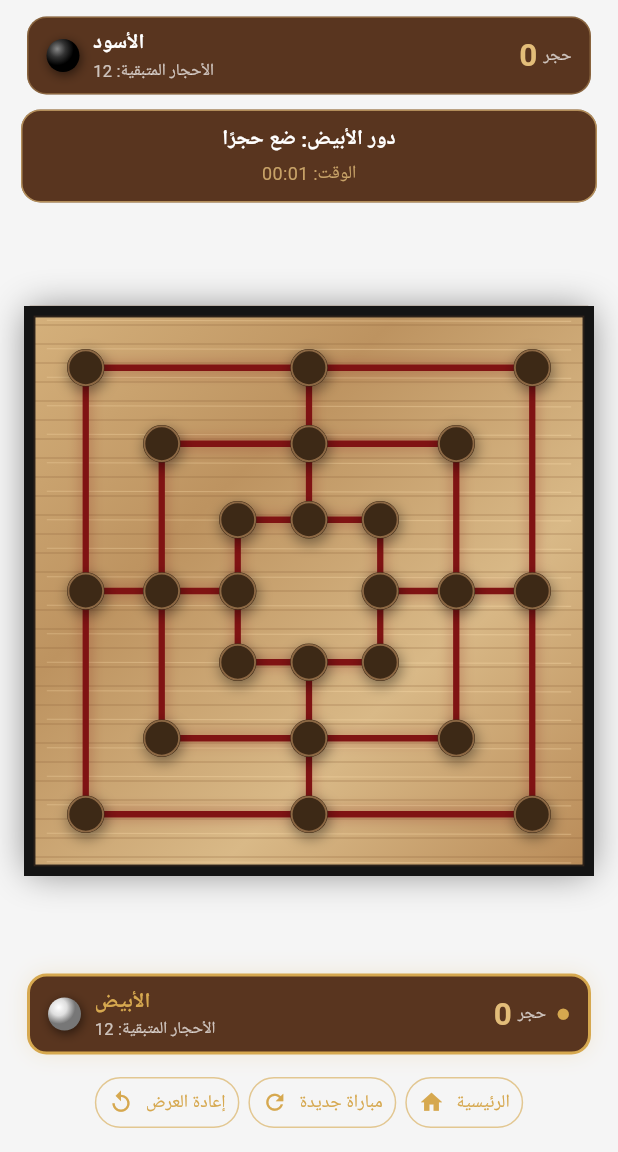
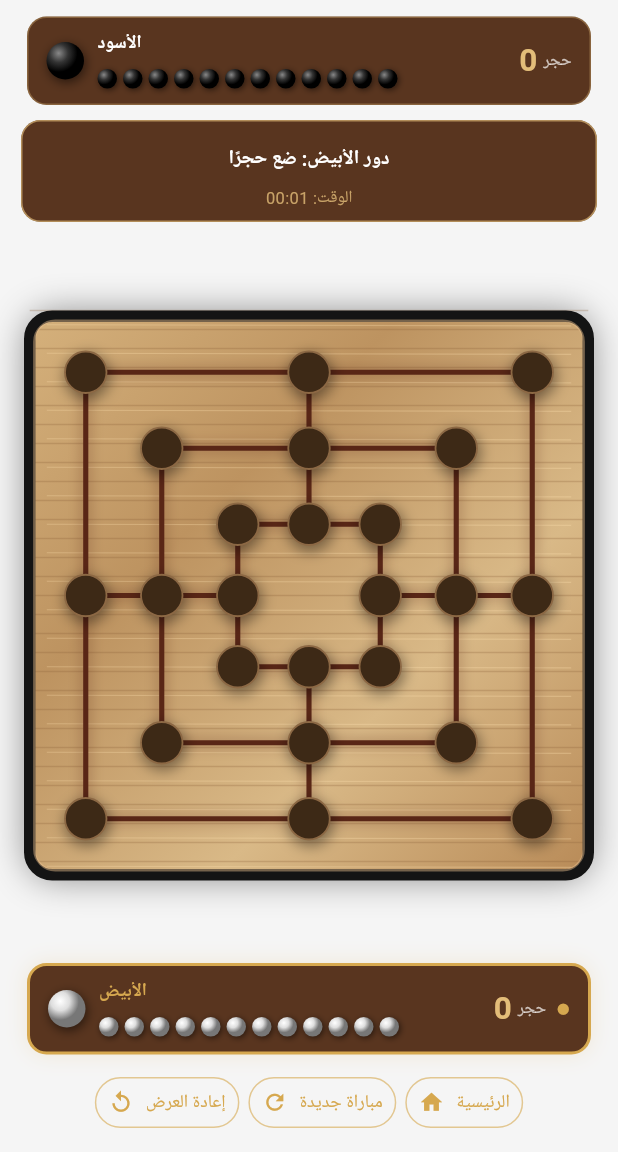
Before and after one commit to 5-boopfav/bahmad-thabet, a Flutter app: the screen it shows after launch, after a tap on "لاعبان على نفس الجهاز", on a phone screen of 412 x 824 dp, the part 84-1236 px from its top. Run offline on Flutter 3.47's test engine with Material 3 defaults, Android fonts, the phone set to English and light mode, and no system bars.

Commit message:
Update game page layout and styling
Refactor UI elements and improve layout responsiveness.

```diff
--- a/lib/main.dart
+++ b/lib/main.dart
@@ -572,7 +572,6 @@ class GamePage extends StatefulWidget {
 class _GamePageState extends State<GamePage> {
   static int nextStarter = 1;
 
-  // إحداثيات مطابقة لتصميم HTML المعتمد.
   final List<Offset> points = const [
     Offset(65 / 600, 65 / 600),
     Offset(300 / 600, 65 / 600),
@@ -1354,6 +1353,8 @@ class _GamePageState extends State<GamePage> {
                   player: 2,
                   active: turn == 2,
                 ),
+
+                // مساحة ثابتة تمنع اهتزاز اللوحة عند تغير رسالة الدور.
                 Padding(
                   padding: const EdgeInsets.symmetric(
                     horizontal: 14,
@@ -1361,9 +1362,10 @@ class _GamePageState extends State<GamePage> {
                   ),
                   child: Container(
                     width: double.infinity,
+                    height: 68,
                     padding: const EdgeInsets.symmetric(
                       horizontal: 12,
-                      vertical: 9,
+                      vertical: 6,
                     ),
                     decoration: BoxDecoration(
                       color: t.wood,
@@ -1371,28 +1373,42 @@ class _GamePageState extends State<GamePage> {
                       border: Border.all(color: t.lines.withOpacity(.65)),
                     ),
                     child: Column(
+                      mainAxisAlignment: MainAxisAlignment.center,
                       children: [
-                        Text(
-                          status,
-                          textAlign: TextAlign.center,
-                          style: const TextStyle(
-                            fontWeight: FontWeight.bold,
-                            fontSize: 14,
-                            color: Colors.white,
+                        SizedBox(
+                          height: 36,
+                          child: Center(
+                            child: AnimatedSwitcher(
+                              duration: const Duration(milliseconds: 220),
+                              switchInCurve: Curves.easeOutCubic,
+                              switchOutCurve: Curves.easeInCubic,
+                              child: Text(
+                                status,
+                                key: ValueKey(status),
+                                maxLines: 2,
+                                overflow: TextOverflow.ellipsis,
+                                textAlign: TextAlign.center,
+                                style: const TextStyle(
+                                  fontWeight: FontWeight.bold,
+                                  fontSize: 13,
+                                  color: Colors.white,
+                                ),
+                              ),
+                            ),
                           ),
                         ),
-                        const SizedBox(height: 3),
                         Text(
                           'الوقت: ${_formatTime()}',
                           style: TextStyle(
                             color: t.lines.withOpacity(.8),
-                            fontSize: 12,
+                            fontSize: 11,
                           ),
                         ),
                       ],
                     ),
                   ),
                 ),
+
                 Expanded(
                   child: Center(
                     child: SizedBox(
@@ -1402,6 +1418,7 @@ class _GamePageState extends State<GamePage> {
                     ),
                   ),
                 ),
+
                 _playerPanel(
                   label: 'الأبيض',
                   count: playerCount,
@@ -1409,6 +1426,7 @@ class _GamePageState extends State<GamePage> {
                   player: 1,
                   active: turn == 1,
                 ),
+
                 if (replayMode)
                   Row(
                     mainAxisAlignment: MainAxisAlignment.center,
@@ -1442,6 +1460,7 @@ class _GamePageState extends State<GamePage> {
                       ),
                     ],
                   ),
+
                 Padding(
                   padding: const EdgeInsets.fromLTRB(8, 5, 8, 9),
                   child: Wrap(
@@ -1564,10 +1583,12 @@ class _GamePageState extends State<GamePage> {
         board[i] == turn &&
         !(widget.computerMode && turn == 2);
 
-    final stoneSize = size * .064;
+    // قطر الحجر 7.6% من عرض اللوحة.
+    final stoneSize = size * .076;
 
     final stone = AnimatedContainer(
-      duration: const Duration(milliseconds: 220),
+      duration: const Duration(milliseconds: 320),
+      curve: Curves.easeOutCubic,
       width: stoneSize,
       height: stoneSize,
       decoration: BoxDecoration(
@@ -1579,8 +1600,8 @@ class _GamePageState extends State<GamePage> {
                 colors: [
                   Color(0xffffffff),
                   Color(0xfff2f2f2),
-                  Color(0xffc4c4c4),
-                  Color(0xff808080),
+                  Color(0xffc2c2c2),
+                  Color(0xff8c8c8c),
                 ],
                 stops: [0, .3, .68, 1],
               )
@@ -1726,10 +1747,11 @@ class _GamePageState extends State<GamePage> {
     required bool active,
   }) {
     final t = widget.theme;
+    final remaining = (12 - placed).clamp(0, 12);
 
     return Container(
       margin: const EdgeInsets.symmetric(horizontal: 18, vertical: 3),
-      padding: const EdgeInsets.symmetric(horizontal: 12, vertical: 7),
+      padding: const EdgeInsets.symmetric(horizontal: 12, vertical: 8),
       decoration: BoxDecoration(
         color: t.wood,
         borderRadius: BorderRadius.circular(13),
@@ -1748,24 +1770,58 @@ class _GamePageState extends State<GamePage> {
       ),
       child: Row(
         children: [
-          _playerBall(player, 22),
+          _playerBall(player, 25),
           const SizedBox(width: 9),
           Expanded(
             child: Column(
               crossAxisAlignment: CrossAxisAlignment.start,
+              mainAxisSize: MainAxisSize.min,
               children: [
                 Text(
                   label,
                   style: TextStyle(
                     fontWeight: FontWeight.bold,
                     color: active ? t.accent : Colors.white,
+                    fontSize: 12,
                   ),
                 ),
-                Text(
-                  'الأحجار المتبقية: ${12 - placed}',
-                  style: const TextStyle(
-                    fontSize: 11,
-                    color: Colors.white70,
+                const SizedBox(height: 7),
+
+                // الأحجار المتبقية تظهر ككرات فعلية بدل النص.
+                SizedBox(
+                  height: 17,
+                  child: LayoutBuilder(
+                    builder: (context, constraints) {
+                      const ballSize = 13.0;
+                      const spacing = 4.0;
+
+                      final available = constraints.maxWidth;
+                      final totalWidth = 12 * ballSize + 11 * spacing;
+                      final scale = totalWidth > available
+                          ? available / totalWidth
+                          : 1.0;
+
+                      final actualBall = ballSize * scale;
+                      final actualSpacing = spacing * scale;
+
+                      return Row(
+                        mainAxisSize: MainAxisSize.min,
+                        children: List.generate(12, (index) {
+                          final visible = index < remaining;
+
+                          return Padding(
+                            padding: EdgeInsets.only(
+                              right: index == 11 ? 0 : actualSpacing,
+                            ),
+                            child: AnimatedOpacity(
+                              opacity: visible ? 1 : 0.12,
+                              duration: const Duration(milliseconds: 250),
+                              child: _playerBall(player, actualBall),
+                            ),
+                          );
+                        }),
+                      );
+                    },
                   ),
                 ),
               ],
@@ -1816,11 +1872,11 @@ class _GamePageState extends State<GamePage> {
                   Colors.black,
                 ],
               ),
-        boxShadow: const [
+        boxShadow: [
           BoxShadow(
-            color: Colors.black54,
-            blurRadius: 5,
-            offset: Offset(1, 2),
+            color: Colors.black.withOpacity(.55),
+            blurRadius: size * .22,
+            offset: Offset(1, size * .08),
           ),
         ],
       ),
@@ -1861,18 +1917,16 @@ class BoardPainter extends CustomPainter {
   void paint(Canvas canvas, Size size) {
     final rect = Offset.zero & size;
 
-    // ظل اللوحة.
     canvas.drawRRect(
       RRect.fromRectAndRadius(
         rect.deflate(2),
-        const Radius.circular(6),
+        const Radius.circular(18),
       ),
       Paint()
         ..color = Colors.black.withOpacity(.45)
         ..maskFilter = const MaskFilter.blur(BlurStyle.normal, 12),
     );
 
-    // خلفية الخشب وعروقه.
     final boardRect = rect.deflate(3);
 
     final woodPaint = Paint()
@@ -1887,7 +1941,13 @@ class BoardPainter extends CustomPainter {
         ],
       ).createShader(boardRect);
 
-    canvas.drawRect(boardRect, woodPaint);
+    canvas.drawRRect(
+      RRect.fromRectAndRadius(
+        boardRect,
+        const Radius.circular(16),
+      ),
+      woodPaint,
+    );
 
     final grainPaint = Paint()
       ..color = const Color(0xff8b6038).withOpacity(.28)
@@ -1915,25 +1975,26 @@ class BoardPainter extends CustomPainter {
       );
     }
 
-    // الإطار الخارجي الأسود.
-    canvas.drawRect(
-      rect.deflate(size.width * .01),
+    canvas.drawRRect(
+      RRect.fromRectAndRadius(
+        rect.deflate(size.width * .01),
+        const Radius.circular(15),
+      ),
       Paint()
         ..color = const Color(0xff141414)
         ..style = PaintingStyle.stroke
         ..strokeWidth = size.width * .02,
     );
 
-    // الشبكة العنابية.
     final lineGlow = Paint()
-      ..color = const Color(0xff801313).withOpacity(.2)
+      ..color = const Color(0xff592616).withOpacity(.2)
       ..strokeWidth = size.width * .025
       ..strokeCap = StrokeCap.square
       ..maskFilter = const MaskFilter.blur(BlurStyle.normal, 4);
 
     final boardLines = Paint()
-      ..color = const Color(0xff801313)
-      ..strokeWidth = size.width * .011
+      ..color = const Color(0xff592616)
+      ..strokeWidth = size.width * .009
       ..strokeCap = StrokeCap.square
       ..style = PaintingStyle.stroke;
 
@@ -1952,7 +2013,6 @@ class BoardPainter extends CustomPainter {
       canvas.drawLine(a, b, boardLines);
     }
 
-    // الحفر الدائرية.
     for (final point in points) {
       final center = Offset(
         point.dx * size.width,
@@ -1988,7 +2048,6 @@ class BoardPainter extends CustomPainter {
       );
     }
 
-    // خط ضوئي خفيف عند تكوين ثبّت.
     if (millCelebration && highlightedMill.length == 3) {
       final a = Offset(
         points[highlightedMill.first].dx * size.width,
@@ -2020,13 +2079,15 @@ class BoardPainter extends CustomPainter {
       );
     }
 
-    // الإطار الداخلي.
-    canvas.drawRect(
-      rect.deflate(size.width * .018),
+    canvas.drawRRect(
+      RRect.fromRectAndRadius(
+        rect.deflate(size.width * .018),
+        const Radius.circular(14),
+      ),
       Paint()
-        ..color = const Color(0xff6b4428).withOpacity(.35)
+        ..color = const Color(0xffeac08e).withOpacity(.45)
         ..style = PaintingStyle.stroke
-        ..strokeWidth = size.width * .002,
+        ..strokeWidth = size.width * .004,
     );
   }
 
```
